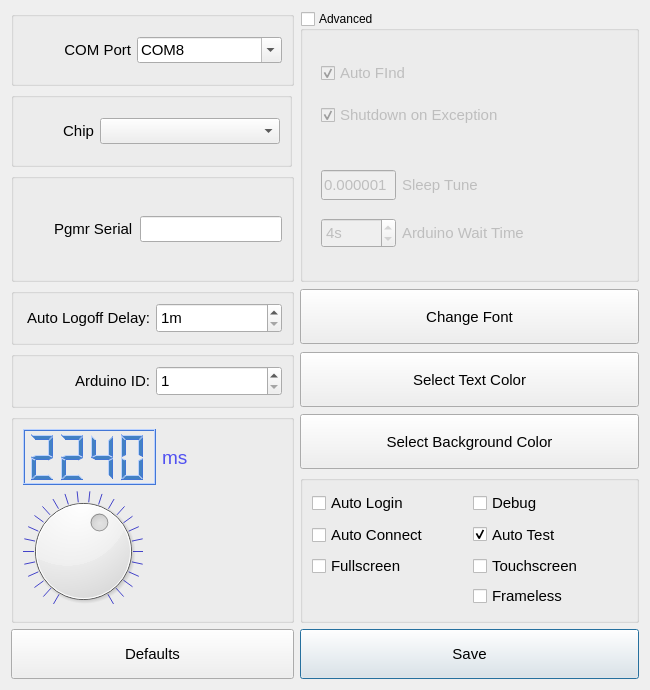
Old version of the form QtDesigner/Settings.ui in the repository dhahaj/EAX-Python-Interface.
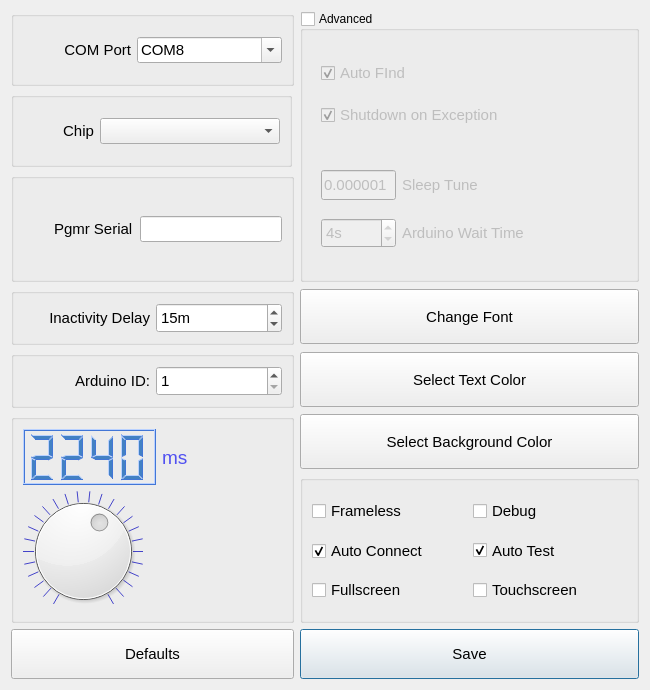
New version of the form. Icons and pictures are not drawn.

Commit message: feat: update UI files to improve layout and add status tips for better user guidance

What changed in the file:
```diff
--- a/QtDesigner/Settings.ui
+++ b/QtDesigner/Settings.ui
@@ -623,7 +623,7 @@
          <string>In minutes. (Turning on Auto Login disables this)</string>
         </property>
         <property name="text">
-         <string>Auto Logoff Delay:</string>
+         <string>Inactivity Delay</string>
         </property>
         <property name="alignment">
          <set>Qt::AlignRight|Qt::AlignTrailing|Qt::AlignVCenter</set>
@@ -670,6 +670,9 @@
         <property name="minimum">
          <number>1</number>
         </property>
+        <property name="value">
+         <number>15</number>
+        </property>
        </widget>
       </item>
      </layout>
@@ -1723,27 +1726,6 @@
       <bool>false</bool>
      </property>
      <layout class="QGridLayout" name="gridLayout">
-      <item row="0" column="0">
-       <widget class="QCheckBox" name="checkBox_logon">
-        <property name="minimumSize">
-         <size>
-          <width>0</width>
-          <height>26</height>
-         </size>
-        </property>
-        <property name="font">
-         <font>
-          <pointsize>11</pointsize>
-         </font>
-        </property>
-        <property name="toolTip">
-         <string notr="true">This disables logging in</string>
-        </property>
-        <property name="text">
-         <string>Auto Login</string>
-        </property>
-       </widget>
-      </item>
       <item row="0" column="1">
        <widget class="QCheckBox" name="checkBox_debug">
         <property name="minimumSize">
@@ -1784,6 +1766,9 @@
         <property name="text">
          <string>Auto Connect</string>
         </property>
+        <property name="checked">
+         <bool>true</bool>
+        </property>
        </widget>
       </item>
       <item row="1" column="1">
@@ -1849,7 +1834,7 @@
         </property>
        </widget>
       </item>
-      <item row="3" column="1">
+      <item row="0" column="0">
        <widget class="QCheckBox" name="checkBox_frameless">
         <property name="font">
          <font>
```
Left out of the diff: 58 changed lines with no effect on the pictures. The commit also changes 1 other file.
